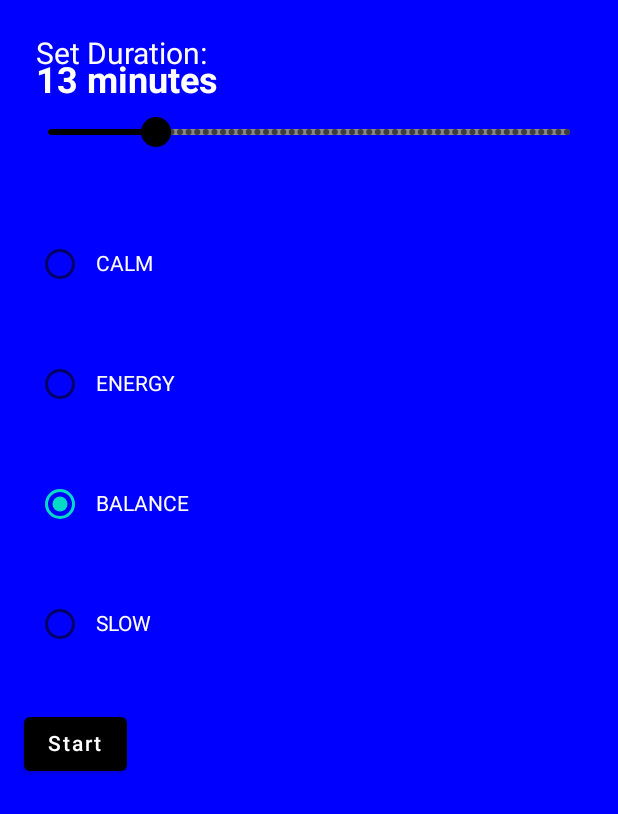
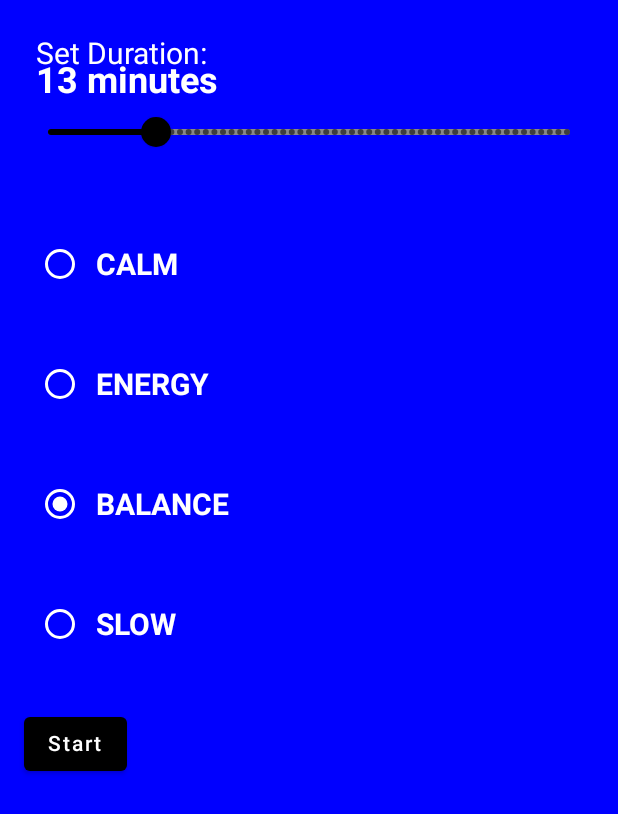
Before and after one commit to elpopes/zenzo, an Android app built with Jetpack Compose: the screen it shows after launch (MainActivity), on a phone screen of 412 x 824 dp. Shown: the top 814 px of the screen. Run offline under Robolectric (Android 15) with nearby library versions, the phone set to English and light mode, and no system bars.

Commit message:
Adjust Radial button

```diff
--- a/app/src/main/java/com/zenzo/zenzo/MeditationOptionsScreen.kt
+++ b/app/src/main/java/com/zenzo/zenzo/MeditationOptionsScreen.kt
@@ -6,6 +6,10 @@ import androidx.compose.foundation.layout.Column
 import androidx.compose.foundation.layout.padding
 import androidx.compose.material.Button
 import androidx.compose.material.RadioButton
+import androidx.compose.material.RadioButtonDefaults
+import androidx.compose.ui.text.TextStyle
+import androidx.compose.ui.text.font.FontWeight
+import androidx.compose.ui.unit.sp
 import androidx.compose.runtime.getValue
 import androidx.compose.runtime.mutableStateOf
 import androidx.compose.runtime.setValue
@@ -40,9 +44,14 @@ fun MeditationOptionsScreen(navController: NavController) {
                 Row(verticalAlignment = Alignment.CenterVertically) {
                     RadioButton(
                         selected = selectedPattern == pattern,
-                        onClick = { selectedPattern = pattern }
+                        onClick = { selectedPattern = pattern },
+                        colors = RadioButtonDefaults.colors(selectedColor = Color.White, unselectedColor = Color.White) // Change color to white
                     )
-                    Text(text = pattern.name, color = Color.White) // Set text color to white
+                    Text(
+                        text = pattern.name,
+                        color = Color.White, // Set text color to white
+                        style = TextStyle(fontSize = 20.sp, fontWeight = FontWeight.Bold) // Increase font size
+                    )
                 }
             }
         }
```
